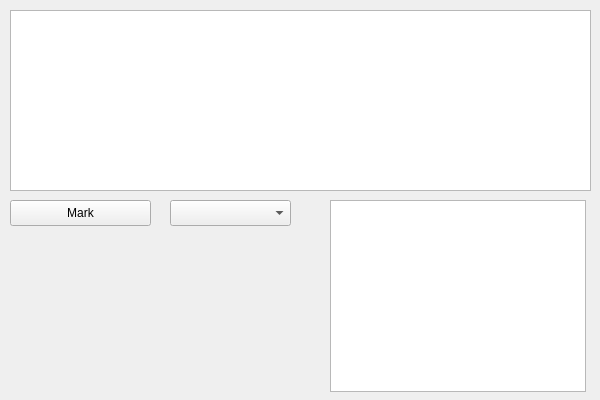
The window that uis/sentence_edit.ui (Holodome/ling) describes before a commit, drawn with Qt 5.
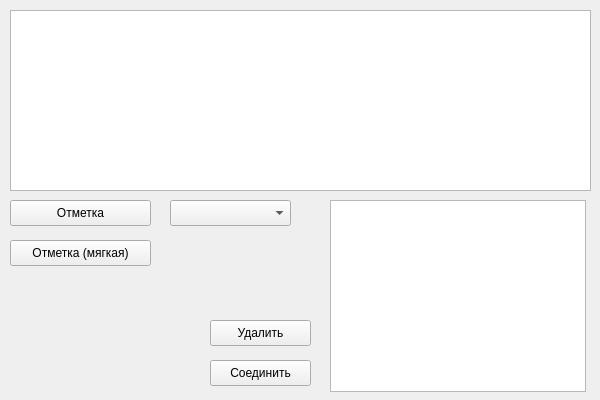
The same window after the commit.

Diff of the .ui file:
```diff
--- a/uis/sentence_edit.ui
+++ b/uis/sentence_edit.ui
@@ -39,7 +39,7 @@
     </rect>
    </property>
    <property name="text">
-    <string>Mark</string>
+    <string>Отметка</string>
    </property>
   </widget>
   <widget class="QComboBox" name="mark_kind_cb">
@@ -62,6 +62,45 @@
     </rect>
    </property>
   </widget>
+  <widget class="QPushButton" name="join_col_btn">
+   <property name="geometry">
+    <rect>
+     <x>210</x>
+     <y>360</y>
+     <width>101</width>
+     <height>26</height>
+    </rect>
+   </property>
+   <property name="text">
+    <string>Соединить</string>
+   </property>
+  </widget>
+  <widget class="QPushButton" name="mark_soft_btn">
+   <property name="geometry">
+    <rect>
+     <x>10</x>
+     <y>240</y>
+     <width>141</width>
+     <height>26</height>
+    </rect>
+   </property>
+   <property name="text">
+    <string>Отметка (мягкая)</string>
+   </property>
+  </widget>
+  <widget class="QPushButton" name="delete_col_btn">
+   <property name="geometry">
+    <rect>
+     <x>210</x>
+     <y>320</y>
+     <width>101</width>
+     <height>26</height>
+    </rect>
+   </property>
+   <property name="text">
+    <string>Удалить</string>
+   </property>
+  </widget>
  </widget>
  <resources/>
  <connections/>
```
